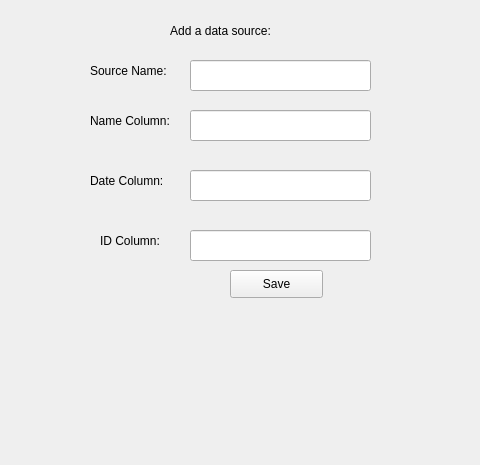
The window that src/multipleFiles.ui (andrewh1011/project_elevate) describes before a commit, drawn with Qt 5; both pictures show x 0 to 480 and y 0 to 465 of the 1148 by 465 pixel window.
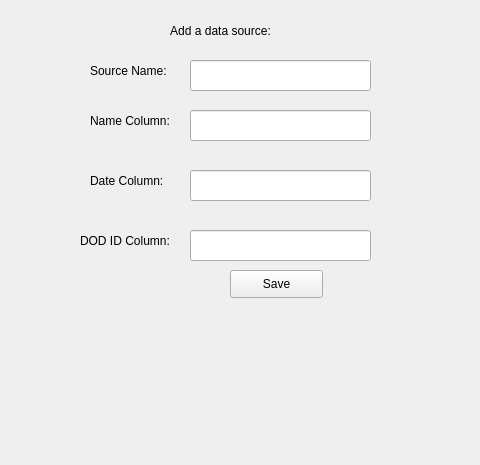
The same window after the commit.

Diff of the .ui file:
```diff
--- a/src/multipleFiles.ui
+++ b/src/multipleFiles.ui
@@ -160,14 +160,14 @@
    <widget class="QLabel" name="label_4">
     <property name="geometry">
      <rect>
-      <x>100</x>
+      <x>80</x>
       <y>230</y>
       <width>101</width>
       <height>21</height>
      </rect>
     </property>
     <property name="text">
-     <string>ID Column:</string>
+     <string>DOD ID Column:</string>
     </property>
    </widget>
    <widget class="QLabel" name="label_6">
```
